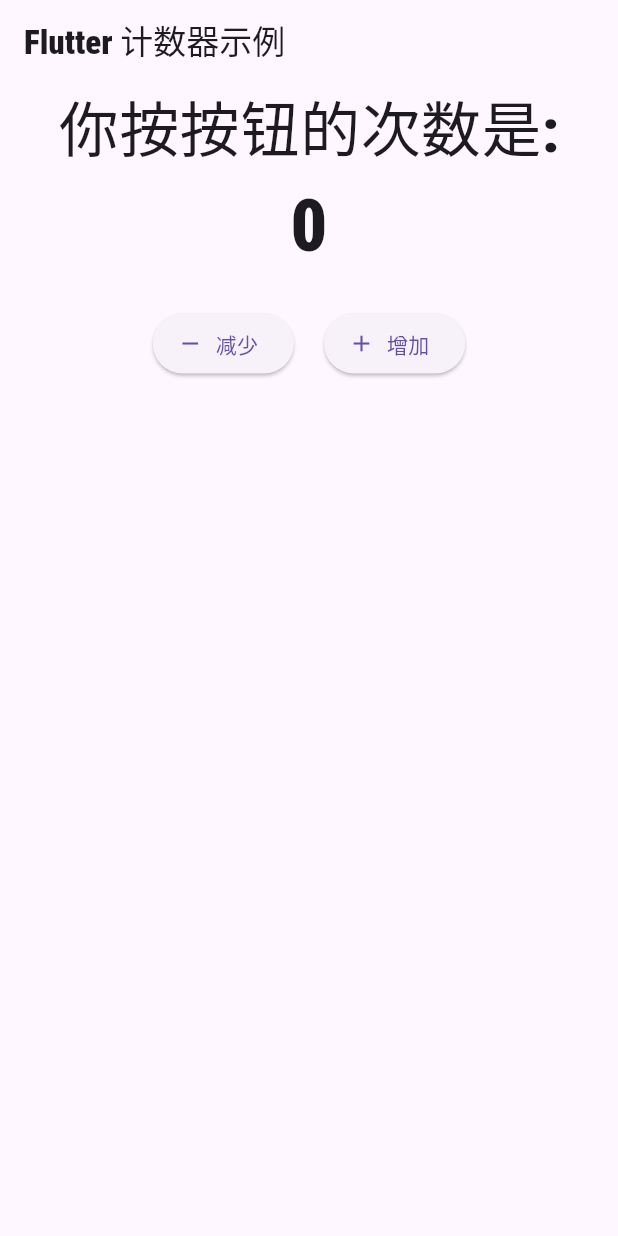
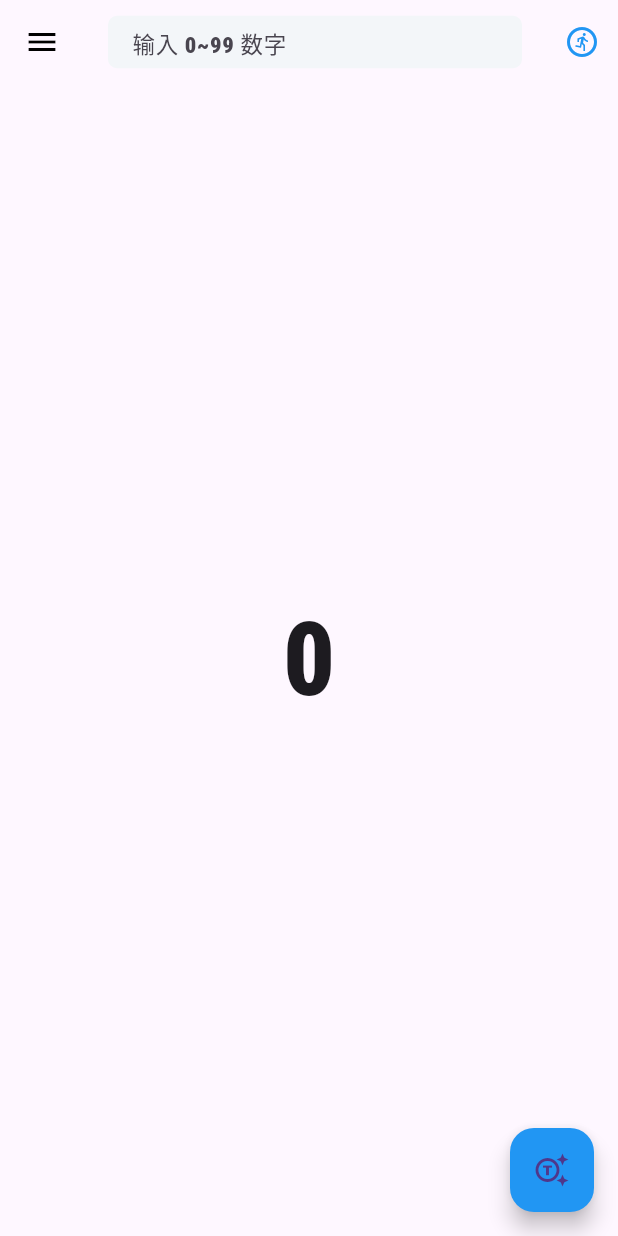
Before and after one commit to KindSeven/MyFlutterStduy, a Flutter app: the screen it shows after launch, on a phone screen of 412 x 824 dp. Run offline on Flutter 3.47's test engine with Material 3 defaults, Android fonts, the phone set to English and light mode, and no system bars.

Commit message:
实现猜大小

```diff
--- /dev/null
+++ b/lib/guess/guess_app_bar.dart
@@ -0,0 +1,54 @@
+// import 'dart:ffi';
+
+import 'package:flutter/material.dart';
+import 'package:flutter/services.dart';
+
+class GuessAppBar extends StatelessWidget implements PreferredSizeWidget {
+  const GuessAppBar({Key? key, required this.onCheck, required this.controller})
+      : super(key: key);
+  final VoidCallback onCheck;
+  final TextEditingController controller;
+
+
+  @override
+  Widget build(BuildContext context) {
+    return AppBar(
+      systemOverlayStyle: SystemUiOverlayStyle(
+          statusBarIconBrightness: Brightness.dark, //状态栏图标颜色为黑色
+          statusBarColor: Colors.transparent), //状态栏背景颜色为透明
+      leading: Icon(
+        Icons.menu,
+        color: Colors.black,
+      ),
+      title: TextField(
+        controller: controller,
+        keyboardType: TextInputType.number, //键盘类型: 数字
+        decoration: InputDecoration(
+            //装饰
+            filled: true, //填充
+            fillColor: Color(0xffF3F6F9), //填充颜色
+            constraints: BoxConstraints(maxHeight: 35), //约束信息
+            border: UnderlineInputBorder(
+              //边线信息
+              borderSide: BorderSide.none,
+              borderRadius: BorderRadius.all(Radius.circular(6)),
+            ),
+            hintText: "输入 0~99 数字", //提示字
+            hintStyle: TextStyle(fontSize: 15) //提示字样式
+            ),
+      ),
+      actions: [
+        IconButton(
+            splashRadius: 20,
+            onPressed: onCheck,
+            icon: Icon(
+              Icons.run_circle_outlined,
+              color: Colors.blue,
+            ))
+      ],
+    );
+  }
+
+  @override
+  Size get preferredSize => const Size.fromHeight(kToolbarHeight);
+}
--- /dev/null
+++ b/lib/guess/guess_page.dart
@@ -0,0 +1,101 @@
+import 'dart:math';
+
+import 'package:flutter/material.dart';
+import 'package:flutter/services.dart';
+import 'guess_app_bar.dart';
+import 'result_notice.dart';
+
+class GuessPage extends StatefulWidget {
+  const GuessPage({super.key, required this.title});
+
+  final String title;
+
+  @override
+  State<GuessPage> createState() => _GuessPageState();
+}
+
+class _GuessPageState extends State<GuessPage> {
+  int _value = 0;
+  bool _guessing = false;
+  Random _random = Random();
+  TextEditingController _guessCtrl = TextEditingController();
+  bool? _isBig;
+  @override
+  void dispose() {
+    _guessCtrl.dispose();
+    super.dispose();
+  }
+
+  void _onCheck() {
+    print('check_value:$_value------${_guessCtrl.text}');
+
+    int? guessValue = int.tryParse(_guessCtrl.text);
+    if(!_guessing || guessValue== null ) return ;
+
+    if(guessValue == _value){
+      setState(() {
+        _isBig=null;
+        _guessing = false;
+      });
+      return;
+    }
+
+    setState(() {
+      _isBig = guessValue > _value;
+    });
+
+  }
+
+  void _generateRandomValue() {
+    setState(() {
+      _guessing = true;
+      _value = _random.nextInt(100);
+    });
+  }
+
+  @override
+  Widget build(BuildContext context) {
+    return Scaffold(
+      appBar: GuessAppBar(
+        onCheck: _onCheck,
+        controller: _guessCtrl,
+      ),
+      body: Stack(
+        children: [
+          if(_isBig!=null)
+          Column(
+            children: [
+              if(_isBig!)
+              ResultNotice(Colors.redAccent, '大了'),
+              Spacer(),
+              if(!_isBig!)
+              ResultNotice(Colors.blueAccent, '小了'),
+            ],
+          ),
+          Center(
+            child: Column(
+              mainAxisAlignment: MainAxisAlignment.center,
+              children: <Widget>[
+                if (_guessing)
+                  const Text(
+                    '点击生成随机数值',
+                  ),
+                Text(
+                  _guessing ? '**' : '$_value',
+                  style: const TextStyle(
+                      fontSize: 68, fontWeight: FontWeight.bold),
+                ),
+              ],
+            ),
+          ),
+        ],
+      ),
+      floatingActionButton: FloatingActionButton(
+        onPressed: _guessing ? null : _generateRandomValue,
+        tooltip: 'Increment',
+        child: const Icon(Icons.generating_tokens_outlined),
+        backgroundColor: _guessing ? Colors.grey : Colors.blue,
+      ),
+    );
+  }
+}
--- a/lib/main.dart
+++ b/lib/main.dart
@@ -1,4 +1,6 @@
 import 'package:flutter/material.dart';
+import 'counter/counter_page.dart';
+import 'guess/guess_page.dart';
 
 void main() {
   runApp(const MyApp());
@@ -14,75 +16,7 @@ class MyApp extends StatelessWidget {
       theme: ThemeData(
         primarySwatch: Colors.blue,
       ),
-      home: const MyHomePage(title: 'Flutter 计数器示例'),
+      home: GuessPage(title: '猜数字'),
     );
   }
 }
-
-class MyHomePage extends StatefulWidget {
-  const MyHomePage({super.key, required this.title});
-
-  final String title;
-
-  @override
-  State<MyHomePage> createState() => _MyHomePageState();
-}
-
-class _MyHomePageState extends State<MyHomePage> {
-  int _counter = 0;
-
-  void _incrementCounter() {
-    setState(() {
-      _counter++;
-    });
-  }
-
-  void _decrementCounter() {
-    setState(() {
-      if (_counter > 0) {
-        _counter+=10;
-      }
-    });
-  }
-
-  @override
-  Widget build(BuildContext context) {
-    return Scaffold(
-      appBar: AppBar(
-        title: Text(widget.title),
-      ),
-      body: Center(
-        child: Column(
-          mainAxisAlignment: MainAxisAlignment.start,
-          children: <Widget>[
-            const Text(
-              '你按按钮的次数是:',
-              style: TextStyle(fontSize: 40),
-            ),
-            Text(
-              '$_counter',
-              style: const TextStyle(fontSize: 48, fontWeight: FontWeight.bold),
-            ),
-            const SizedBox(height: 20),
-            Row(
-              mainAxisAlignment: MainAxisAlignment.center,
-              children: [
-                ElevatedButton.icon(
-                  onPressed: _decrementCounter,
-                  icon: const Icon(Icons.remove),
-                  label: const Text('减少'),
-                ),
-                const SizedBox(width: 20),
-                ElevatedButton.icon(
-                  onPressed: _incrementCounter,
-                  icon: const Icon(Icons.add),
-                  label: const Text('增加'),
-                ),
-              ],
-            )
-          ],
-        ),
-      ),
-    );
-  }
-}
```
Also changed, not shown: lib/counter/counter_page.dart (added, +70 -0 lines), lib/guess/result_notice.dart (added, +14 -0 lines), lib/other/main-列表demo.dart (renamed from lib/main-列表demo.dart), lib/other/main-布局.dart (renamed from lib/main-布局.dart), 1 other file.
